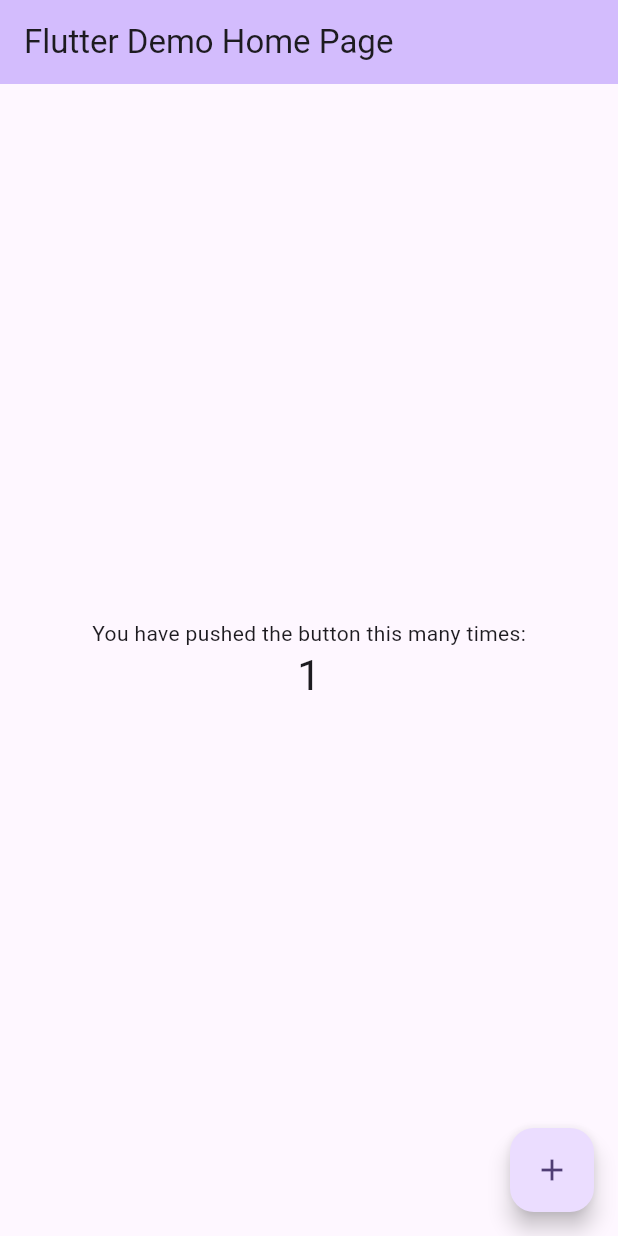
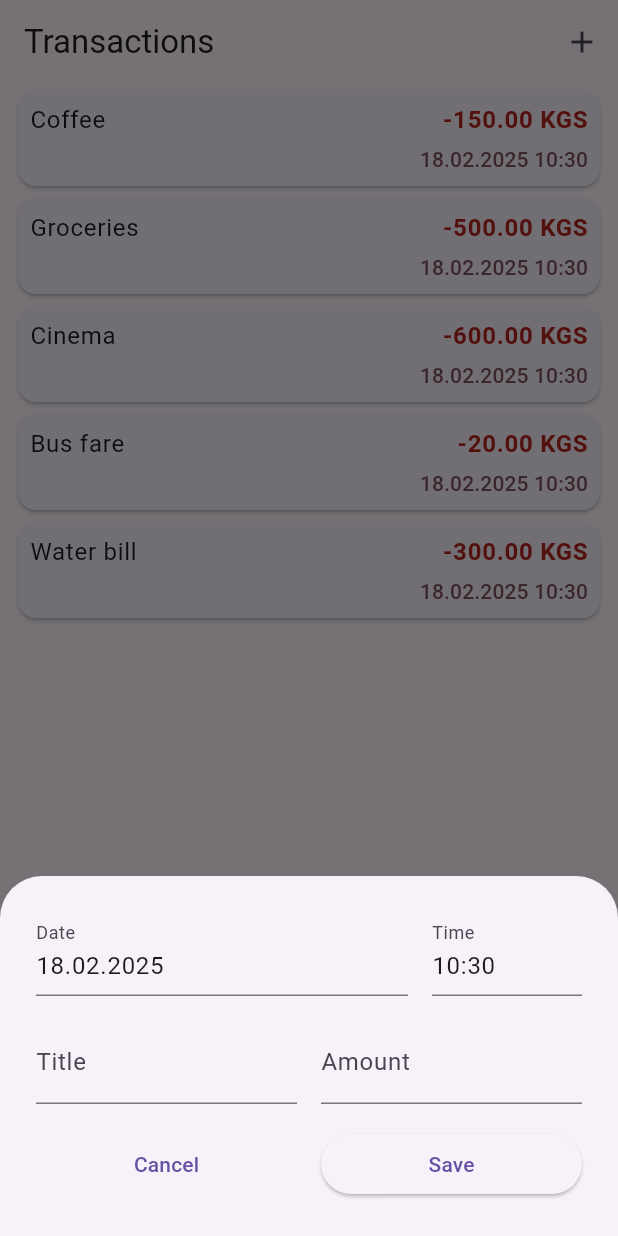
Before and after one commit to eliiimbek/personal_finance2.0, a Flutter app: the screen it shows after launch, after a tap on the "add" icon, on a phone screen of 412 x 824 dp. Run offline on Flutter 3.47's test engine with Material 3 defaults, Android fonts, the phone set to English and light mode, and no system bars.

Commit message:
new commit

```diff
--- /dev/null
+++ b/lib/helpers/format_datetime.dart
@@ -0,0 +1,30 @@
+import 'package:flutter/material.dart';
+
+String _zeroPad(int dateTimeValue) {
+  if (dateTimeValue < 10) {
+    return '0$dateTimeValue';
+  }
+  return dateTimeValue.toString();
+}
+
+String formatDate(DateTime dateTime) {
+  final day = _zeroPad(dateTime.day);
+  final month = _zeroPad(dateTime.month);
+  final year = dateTime.year;
+
+  return '$day.$month.$year';
+}
+
+String formatTime(TimeOfDay time) {
+  final hour = _zeroPad(time.hour);
+  final minute = _zeroPad(time.minute);
+
+  return '$hour:$minute';
+}
+
+String formatDateTime(DateTime dateTime) {
+  // 29.01.2025 10:43
+  final date = formatDate(dateTime);
+  final time = formatTime(TimeOfDay.fromDateTime(dateTime));
+  return '$date $time';
+}
--- a/lib/main.dart
+++ b/lib/main.dart
@@ -1,122 +1,8 @@
 import 'package:flutter/material.dart';
+import 'package:personal_finance/personal_finance.dart';
 
 void main() {
-  runApp(const MyApp());
+  runApp(MaterialApp(
+    home: PersonalFinance(),
+  ));
 }
-
-class MyApp extends StatelessWidget {
-  const MyApp({super.key});
-
-  // This widget is the root of your application.
-  @override
-  Widget build(BuildContext context) {
-    return MaterialApp(
-      title: 'Flutter Demo',
-      theme: ThemeData(
-        // This is the theme of your application.
-        //
-        // TRY THIS: Try running your application with "flutter run". You'll see
-        // the application has a purple toolbar. Then, without quitting the app,
-        // try changing the seedColor in the colorScheme below to Colors.green
-        // and then invoke "hot reload" (save your changes or press the "hot
-        // reload" button in a Flutter-supported IDE, or press "r" if you used
-        // the command line to start the app).
-        //
-        // Notice that the counter didn't reset back to zero; the application
-        // state is not lost during the reload. To reset the state, use hot
-        // restart instead.
-        //
-        // This works for code too, not just values: Most code changes can be
-        // tested with just a hot reload.
-        colorScheme: ColorScheme.fromSeed(seedColor: Colors.deepPurple),
-      ),
-      home: const MyHomePage(title: 'Flutter Demo Home Page'),
-    );
-  }
-}
-
-class MyHomePage extends StatefulWidget {
-  const MyHomePage({super.key, required this.title});
-
-  // This widget is the home page of your application. It is stateful, meaning
-  // that it has a State object (defined below) that contains fields that affect
-  // how it looks.
-
-  // This class is the configuration for the state. It holds the values (in this
-  // case the title) provided by the parent (in this case the App widget) and
-  // used by the build method of the State. Fields in a Widget subclass are
-  // always marked "final".
-
-  final String title;
-
-  @override
-  State<MyHomePage> createState() => _MyHomePageState();
-}
-
-class _MyHomePageState extends State<MyHomePage> {
-  int _counter = 0;
-
-  void _incrementCounter() {
-    setState(() {
-      // This call to setState tells the Flutter framework that something has
-      // changed in this State, which causes it to rerun the build method below
-      // so that the display can reflect the updated values. If we changed
-      // _counter without calling setState(), then the build method would not be
-      // called again, and so nothing would appear to happen.
-      _counter++;
-    });
-  }
-
-  @override
-  Widget build(BuildContext context) {
-    // This method is rerun every time setState is called, for instance as done
-    // by the _incrementCounter method above.
-    //
-    // The Flutter framework has been optimized to make rerunning build methods
-    // fast, so that you can just rebuild anything that needs updating rather
-    // than having to individually change instances of widgets.
-    return Scaffold(
-      appBar: AppBar(
-        // TRY THIS: Try changing the color here to a specific color (to
-        // Colors.amber, perhaps?) and trigger a hot reload to see the AppBar
-        // change color while the other colors stay the same.
-        backgroundColor: Theme.of(context).colorScheme.inversePrimary,
-        // Here we take the value from the MyHomePage object that was created by
-        // the App.build method, and use it to set our appbar title.
-        title: Text(widget.title),
-      ),
-      body: Center(
-        // Center is a layout widget. It takes a single child and positions it
-        // in the middle of the parent.
-        child: Column(
-          // Column is also a layout widget. It takes a list of children and
-          // arranges them vertically. By default, it sizes itself to fit its
-          // children horizontally, and tries to be as tall as its parent.
-          //
-          // Column has various properties to control how it sizes itself and
-          // how it positions its children. Here we use mainAxisAlignment to
-          // center the children vertically; the main axis here is the vertical
-          // axis because Columns are vertical (the cross axis would be
-          // horizontal).
-          //
-          // TRY THIS: Invoke "debug painting" (choose the "Toggle Debug Paint"
-          // action in the IDE, or press "p" in the console), to see the
-          // wireframe for each widget.
-          mainAxisAlignment: MainAxisAlignment.center,
-          children: <Widget>[
-            const Text('You have pushed the button this many times:'),
-            Text(
-              '$_counter',
-              style: Theme.of(context).textTheme.headlineMedium,
-            ),
-          ],
-        ),
-      ),
-      floatingActionButton: FloatingActionButton(
-        onPressed: _incrementCounter,
-        tooltip: 'Increment',
-        child: const Icon(Icons.add),
-      ), // This trailing comma makes auto-formatting nicer for build methods.
-    );
-  }
-}
--- /dev/null
+++ b/lib/models/transaction.dart
@@ -0,0 +1,15 @@
+class Transaction {
+  final String title;
+  final double amount;
+  final DateTime dateTime;
+
+  Transaction({
+    required this.title,
+    required this.amount,
+    required this.dateTime,
+  });
+
+  String get formattedAmount {
+    return '-${amount.toStringAsFixed(2)} KGS';
+  }
+}
--- /dev/null
+++ b/lib/personal_finance.dart
@@ -0,0 +1,52 @@
+import 'package:flutter/material.dart';
+import 'package:personal_finance/models/transaction.dart';
+import 'package:personal_finance/screens/transactions_screen.dart';
+import 'package:personal_finance/widgets/new_transaction.dart';
+
+class PersonalFinance extends StatefulWidget {
+  const PersonalFinance({super.key});
+
+  @override
+  State<PersonalFinance> createState() => _PersonalFinanceState();
+}
+
+class _PersonalFinanceState extends State<PersonalFinance> {
+  List<Transaction> transactions = [
+    Transaction(title: 'Coffee', amount: 150, dateTime: DateTime.now()),
+    Transaction(title: 'Groceries', amount: 500, dateTime: DateTime.now()),
+    Transaction(title: 'Cinema', amount: 600, dateTime: DateTime.now()),
+    Transaction(title: 'Bus fare', amount: 20, dateTime: DateTime.now()),
+    Transaction(title: 'Water bill', amount: 300, dateTime: DateTime.now()),
+  ];
+
+  void addTransaction(Transaction newTransaction) {
+    setState(() {
+      transactions.add(newTransaction);
+    });
+  }
+
+  void openAddTransactionSheet() {
+    showModalBottomSheet(
+      context: context,
+      builder: (ctx) => NewTransaction(
+        onTransactionCreated: addTransaction,
+      ),
+    );
+  }
+
+  @override
+  Widget build(BuildContext context) {
+    return Scaffold(
+      appBar: AppBar(
+        title: Text('Transactions'),
+        actions: [
+          IconButton(
+            onPressed: openAddTransactionSheet,
+            icon: Icon(Icons.add),
+          ),
+        ],
+      ),
+      body: TransactionsScreen(transactions: transactions),
+    );
+  }
+}
--- /dev/null
+++ b/lib/screens/transactions_screen.dart
@@ -0,0 +1,20 @@
+import 'package:flutter/material.dart';
+import 'package:personal_finance/models/transaction.dart';
+import 'package:personal_finance/widgets/transaction_card.dart';
+
+class TransactionsScreen extends StatelessWidget {
+  final List<Transaction> transactions;
+  const TransactionsScreen({super.key, required this.transactions});
+
+  @override
+  Widget build(BuildContext context) {
+    return Padding(
+      padding: const EdgeInsets.symmetric(horizontal: 8),
+      child: Column(
+        children: transactions
+            .map((transaction) => TransactionCard(transaction: transaction))
+            .toList(),
+      ),
+    );
+  }
+}
--- /dev/null
+++ b/lib/widgets/new_transaction.dart
@@ -0,0 +1,159 @@
+import 'package:flutter/material.dart';
+import 'package:personal_finance/helpers/format_datetime.dart';
+import 'package:personal_finance/models/transaction.dart';
+
+class NewTransaction extends StatefulWidget {
+  final void Function(Transaction newTransaction) onTransactionCreated;
+  const NewTransaction({super.key, required this.onTransactionCreated});
+
+  @override
+  State<NewTransaction> createState() => _NewTransactionState();
+}
+
+class _NewTransactionState extends State<NewTransaction> {
+  var title = '';
+  var amount = '';
+  var selectedDate = DateTime.now();
+  var selectedTimeOfDay = TimeOfDay.now();
+
+  final dateController = TextEditingController();
+  final timeController = TextEditingController();
+
+  @override
+  void initState() {
+    super.initState();
+    dateController.text = formatDate(selectedDate);
+    timeController.text = formatTime(selectedTimeOfDay);
+  }
+
+  void onCanceled() {
+    Navigator.pop(context);
+  }
+
+  void onSaved() {
+    final dateTime = DateTime(
+      selectedDate.year,
+      selectedDate.month,
+      selectedDate.day,
+      selectedTimeOfDay.hour,
+      selectedTimeOfDay.minute,
+    );
+    final newTransaction = Transaction(
+      title: title,
+      amount: double.parse(amount),
+      dateTime: dateTime,
+    );
+    widget.onTransactionCreated(newTransaction);
+    Navigator.pop(context);
+  }
+
+  void onDateTap() async {
+    final now = DateTime.now();
+    final firstDate = DateTime(now.year - 1, now.month, now.day);
+    final lastDate = DateTime(now.year + 1, now.month, now.day);
+
+    final dateFromUser = await showDatePicker(
+      context: context,
+      firstDate: firstDate,
+      lastDate: lastDate,
+      initialDate: selectedDate,
+    );
+
+    if (dateFromUser != null) {
+      setState(() {
+        selectedDate = dateFromUser;
+        dateController.text = formatDate(dateFromUser);
+      });
+    }
+  }
+
+  void onTimeTap() async {
+    final pickedTime = await showTimePicker(
+      context: context,
+      initialTime: selectedTimeOfDay,
+    );
+
+    if (pickedTime != null) {
+      setState(() {
+        selectedTimeOfDay = pickedTime;
+        timeController.text = formatTime(pickedTime);
+      });
+    }
+  }
+
+  @override
+  Widget build(BuildContext context) {
+    print('title: $title, amount: $amount');
+    return Container(
+      width: double.infinity,
+      padding: EdgeInsets.all(24),
+      child: Column(
+        mainAxisSize: MainAxisSize.min,
+        children: [
+          Row(
+            children: [
+              Expanded(
+                child: TextField(
+                  onTap: onDateTap,
+                  readOnly: true,
+                  controller: dateController,
+                  decoration: InputDecoration(label: Text('Date')),
+                ),
+              ),
+              SizedBox(width: 16),
+              SizedBox(
+                width: 100,
+                child: TextField(
+                  onTap: onTimeTap,
+                  readOnly: true,
+                  controller: timeController,
+                  decoration: InputDecoration(label: Text('Time')),
+                ),
+              ),
+            ],
+          ),
+          SizedBox(height: 16),
+          Row(
+            children: [
+              Expanded(
+                child: TextField(
+                  onChanged: (value) => setState(() => title = value),
+                  decoration: InputDecoration(
+                    label: Text('Title'),
+                  ),
+                ),
+              ),
+              SizedBox(width: 16),
+              Expanded(
+                child: TextField(
+                  onChanged: (value) => setState(() => amount = value),
+                  decoration: InputDecoration(
+                    label: Text('Amount'),
+                  ),
+                ),
+              ),
+            ],
+          ),
+          SizedBox(height: 16),
+          Row(
+            children: [
+              Expanded(
+                child: TextButton(
+                  onPressed: onCanceled,
+                  child: Text('Cancel'),
+                ),
+              ),
+              SizedBox(width: 16),
+              Expanded(
+                child: ElevatedButton(
+                  onPressed: onSaved,
+                  child: Text('Save'),
+                ),
+              ),
+            ],
+          ),
+        ],
+      ),
+    );
+  }
+}
--- /dev/null
+++ b/lib/widgets/transaction_card.dart
@@ -0,0 +1,53 @@
+import 'package:flutter/material.dart';
+import 'package:personal_finance/helpers/format_datetime.dart';
+import 'package:personal_finance/models/transaction.dart';
+
+class TransactionCard extends StatelessWidget {
+  final Transaction transaction;
+  const TransactionCard({super.key, required this.transaction});
+
+  @override
+  Widget build(BuildContext context) {
+    final theme = Theme.of(context);
+    final bodyLargeStyle = theme.textTheme.bodyLarge!;
+    final titleSmallStyle = theme.textTheme.titleSmall!;
+
+    return Card(
+      child: Padding(
+        padding: const EdgeInsets.all(8.0),
+        child: Column(
+          children: [
+            Row(
+              mainAxisAlignment: MainAxisAlignment.spaceBetween,
+              children: [
+                Text(
+                  transaction.title,
+                  style: bodyLargeStyle,
+                ),
+                Text(
+                  transaction.formattedAmount,
+                  style: bodyLargeStyle.copyWith(
+                    fontWeight: FontWeight.bold,
+                    color: theme.colorScheme.error,
+                  ),
+                ),
+              ],
+            ),
+            SizedBox(height: 4),
+            Row(
+              mainAxisAlignment: MainAxisAlignment.end,
+              children: [
+                Text(
+                  formatDateTime(transaction.dateTime),
+                  style: titleSmallStyle.copyWith(
+                    color: theme.colorScheme.tertiary,
+                  ),
+                ),
+              ],
+            ),
+          ],
+        ),
+      ),
+    );
+  }
+}
```
